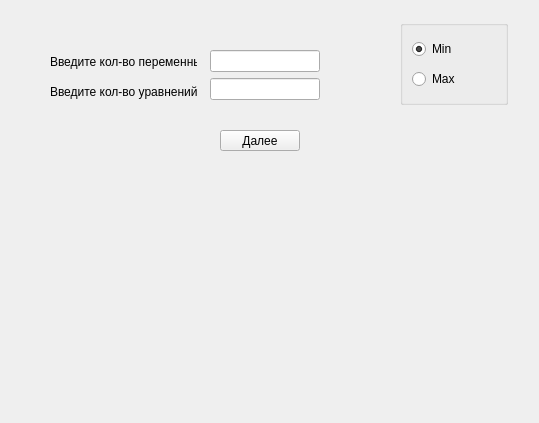
Before: the Qt Designer form solution.ui in Haveryx/SimplexMethod, drawn with Qt 5.
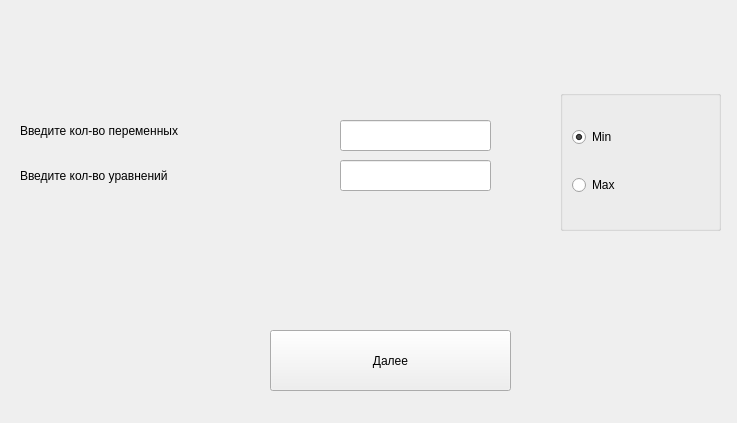
After: the same form once the commit is applied.

```diff
--- a/solution.ui
+++ b/solution.ui
@@ -6,20 +6,48 @@
    <rect>
     <x>0</x>
     <y>0</y>
-    <width>539</width>
+    <width>737</width>
     <height>423</height>
    </rect>
   </property>
   <property name="windowTitle">
    <string>Form</string>
   </property>
+  <property name="styleSheet">
+   <string notr="true">/*Solution{
+background-color: rgb(212, 188, 181);
+}
+QPushButton{
+border-radius:8px;
+border: 2px solid rgb(51, 81, 83);
+background-color: rgb(155,93,86);
+	font: 75 18pt &quot;Times New Roman&quot;;
+}
+QPushButton::hover{
+border: 2px solid rgb(51, 107, 83);
+background-color: rgb(152,143,250);
+}
+QLabel{
+font: 75 18pt &quot;Times New Roman&quot;;
+}
+QRadioButton{
+font: 75 18pt &quot;Times New Roman&quot;;
+}
+QGroupBox{
+border-radius:10px;
+border: 2px solid rgb(110,151,145);
+
+}
+*/
+</string>
+  </property>
   <widget class="QGroupBox" name="groupBox">
    <property name="geometry">
     <rect>
-     <x>400</x>
-     <y>20</y>
-     <width>108</width>
-     <height>85</height>
+     <x>560</x>
+     <y>90</y>
+     <width>161</width>
+     <height>141</height>
     </rect>
    </property>
    <property name="title">
@@ -48,59 +76,67 @@
   <widget class="QPushButton" name="pushButton">
    <property name="geometry">
     <rect>
-     <x>220</x>
-     <y>130</y>
-     <width>80</width>
-     <height>21</height>
+     <x>270</x>
+     <y>330</y>
+     <width>241</width>
+     <height>61</height>
     </rect>
    </property>
    <property name="text">
     <string>Далее</string>
    </property>
   </widget>
-  <widget class="QWidget" name="layoutWidget">
+  <widget class="QLineEdit" name="lineEdit">
    <property name="geometry">
     <rect>
-     <x>210</x>
-     <y>50</y>
-     <width>110</width>
-     <height>52</height>
+     <x>340</x>
+     <y>120</y>
+     <width>151</width>
+     <height>31</height>
     </rect>
    </property>
-   <layout class="QVBoxLayout" name="verticalLayout_2">
-    <item>
-     <widget class="QLineEdit" name="lineEdit"/>
-    </item>
-    <item>
-     <widget class="QLineEdit" name="lineEdit_2"/>
-    </item>
-   </layout>
+   <property name="text">
+    <string/>
+   </property>
   </widget>
-  <widget class="QWidget" name="layoutWidget">
+  <widget class="QLineEdit" name="lineEdit_2">
    <property name="geometry">
     <rect>
-     <x>50</x>
-     <y>50</y>
-     <width>147</width>
-     <height>53</height>
+     <x>340</x>
+     <y>160</y>
+     <width>151</width>
+     <height>31</height>
     </rect>
    </property>
-   <layout class="QVBoxLayout" name="verticalLayout_3">
-    <item>
-     <widget class="QLabel" name="label">
-      <property name="text">
-       <string>Введите кол-во переменных</string>
-      </property>
-     </widget>
-    </item>
-    <item>
-     <widget class="QLabel" name="label_2">
-      <property name="text">
-       <string>Введите кол-во уравнений</string>
-      </property>
-     </widget>
-    </item>
-   </layout>
+   <property name="text">
+    <string/>
+   </property>
+  </widget>
+  <widget class="QLabel" name="label">
+   <property name="geometry">
+    <rect>
+     <x>20</x>
+     <y>120</y>
+     <width>291</width>
+     <height>21</height>
+    </rect>
+   </property>
+   <property name="text">
+    <string>Введите кол-во переменных</string>
+   </property>
+  </widget>
+  <widget class="QLabel" name="label_2">
+   <property name="geometry">
+    <rect>
+     <x>20</x>
+     <y>160</y>
+     <width>291</width>
+     <height>31</height>
+    </rect>
+   </property>
+   <property name="text">
+    <string>Введите кол-во уравнений</string>
+   </property>
   </widget>
  </widget>
  <resources/>
```
